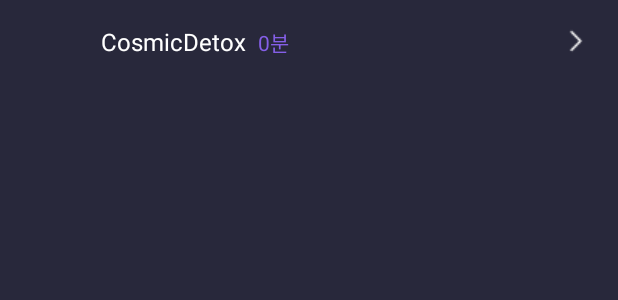
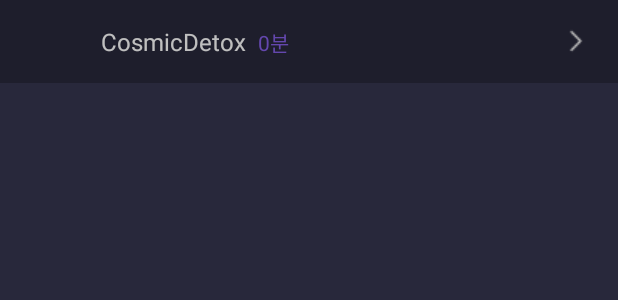
Before and after one commit to Team-Rocket-nbc-team2/CosmicDetox, an Android app: the layout item_app_depth_list.xml on its own in the app's theme, with its tools: preview values and no code run, on a phone screen of 412 x 824 dp. Shown: the top 300 px of the screen. Run offline under Robolectric (Android 15) with nearby library versions, the phone set to English and light mode, and no system bars.

Commit message:
fix: 허용 앱 리스트에서 허용 앱이 삭제되었을 때 앱이 종료되는 버그 수정

```diff
--- a/app/src/main/java/com/rocket/cosmic_detox/presentation/component/bottomsheet/setlimitapp/LimitedAppAdapter.kt
+++ b/app/src/main/java/com/rocket/cosmic_detox/presentation/component/bottomsheet/setlimitapp/LimitedAppAdapter.kt
@@ -3,6 +3,7 @@ package com.rocket.cosmic_detox.presentation.component.bottomsheet.setlimitapp
 import android.content.Context
 import android.view.LayoutInflater
 import android.view.ViewGroup
+import androidx.core.view.isVisible
 import androidx.recyclerview.widget.DiffUtil
 import androidx.recyclerview.widget.ListAdapter
 import com.bumptech.glide.Glide
@@ -14,6 +15,7 @@ import com.rocket.cosmic_detox.databinding.ItemAppDepthListBinding
 import com.rocket.cosmic_detox.presentation.extensions.loadAppIcon
 import com.rocket.cosmic_detox.presentation.extensions.setCumulativeTime
 import com.rocket.cosmic_detox.presentation.common.ViewHolder
+import com.rocket.cosmic_detox.presentation.extensions.isAppInstalled
 
 class LimitedAppAdapter(
     private val context: Context,
@@ -50,6 +52,7 @@ class LimitedAppAdapter(
                 }
                 tvAppDepthName.text = item.appName
                 tvAppDepthUsageTime.setCumulativeTime(item.limitedTime.toBigDecimal())
+                emphasizeDarkerLayoutDepth.isVisible = !context.isAppInstalled(item.packageId)
             }
         }
 
--- a/app/src/main/java/com/rocket/cosmic_detox/presentation/extensions/ImageViewExtensions.kt
+++ b/app/src/main/java/com/rocket/cosmic_detox/presentation/extensions/ImageViewExtensions.kt
@@ -51,6 +51,6 @@ fun ImageView.loadAppIcon(context: Context, packageId: String) {
     Glide.with(this)
         .load(context.packageManager.getApplicationIcon(packageId))
         .apply(RequestOptions.bitmapTransform(RoundedCorners(12)))
-        .placeholder(R.color.blue_grey)
+        .placeholder(R.drawable.shape_default_app_icon)
         .into(this)
 }
--- /dev/null
+++ b/app/src/main/res/drawable/shape_default_app_icon.xml
@@ -0,0 +1,6 @@
+<?xml version="1.0" encoding="utf-8"?>
+<shape xmlns:android="http://schemas.android.com/apk/res/android"
+    android:shape="rectangle">
+    <solid android:color="@color/blue_grey" />
+    <corners android:radius="12dp" />
+</shape>
--- a/app/src/main/res/layout/item_app_depth_list.xml
+++ b/app/src/main/res/layout/item_app_depth_list.xml
@@ -1,14 +1,24 @@
 <?xml version="1.0" encoding="utf-8"?>
-<LinearLayout xmlns:android="http://schemas.android.com/apk/res/android"
+<androidx.constraintlayout.widget.ConstraintLayout xmlns:android="http://schemas.android.com/apk/res/android"
+    xmlns:app="http://schemas.android.com/apk/res-auto"
+    xmlns:tools="http://schemas.android.com/tools"
     android:layout_width="match_parent"
     android:layout_height="wrap_content"
-    android:background="@color/background"
+    android:background="@color/background">
+
+    <LinearLayout
+        android:layout_width="match_parent"
+        android:layout_height="wrap_content"
         android:gravity="center_vertical"
         android:orientation="horizontal"
         android:paddingStart="16dp"
+        android:paddingTop="10dp"
         android:paddingEnd="16dp"
         android:paddingBottom="10dp"
-    android:paddingTop="10dp">
+        app:layout_constraintBottom_toBottomOf="parent"
+        app:layout_constraintEnd_toEndOf="parent"
+        app:layout_constraintStart_toStartOf="parent"
+        app:layout_constraintTop_toTopOf="parent">
 
         <ImageView
             android:id="@+id/iv_depth_app_icon"
@@ -27,8 +37,8 @@
                 android:id="@+id/tv_app_depth_name"
                 android:layout_width="wrap_content"
                 android:layout_height="wrap_content"
+                android:layout_marginRight="8dp"
                 android:text="@string/app_name"
-            android:layout_marginRight="8dp"
                 android:textColor="@color/white"
                 android:textSize="16sp" />
 
@@ -40,6 +50,7 @@
                 android:textColor="@color/primary"
                 android:textSize="14sp" />
         </LinearLayout>
+
         <ImageView
             android:id="@+id/iv_arrow_right"
             android:layout_width="wrap_content"
@@ -47,3 +58,18 @@
             android:src="@drawable/ic_arrow_right" />
 
     </LinearLayout>
+
+    <View
+        android:id="@+id/emphasize_darker_layout_depth"
+        android:layout_width="match_parent"
+        android:layout_height="0dp"
+        android:background="@color/black_a25"
+        android:clickable="true"
+        android:visibility="gone"
+        app:layout_constraintBottom_toBottomOf="parent"
+        app:layout_constraintEnd_toEndOf="parent"
+        app:layout_constraintStart_toStartOf="parent"
+        app:layout_constraintTop_toTopOf="parent"
+        tools:visibility="visible" />
+
+</androidx.constraintlayout.widget.ConstraintLayout>
```
Also changed, not shown: app/src/main/java/com/rocket/cosmic_detox/presentation/component/bottomsheet/adapter/AllowedAppAdapter.kt (+4 -5 lines), app/src/main/java/com/rocket/cosmic_detox/presentation/component/bottomsheet/setlimitapp/MyPageSetLimitAppBottomSheet.kt (+12 -0 lines), app/src/main/java/com/rocket/cosmic_detox/presentation/extensions/ContextExtensions.kt (added, +12 -0 lines). Lines whose indentation alone changed are shown as unchanged.
